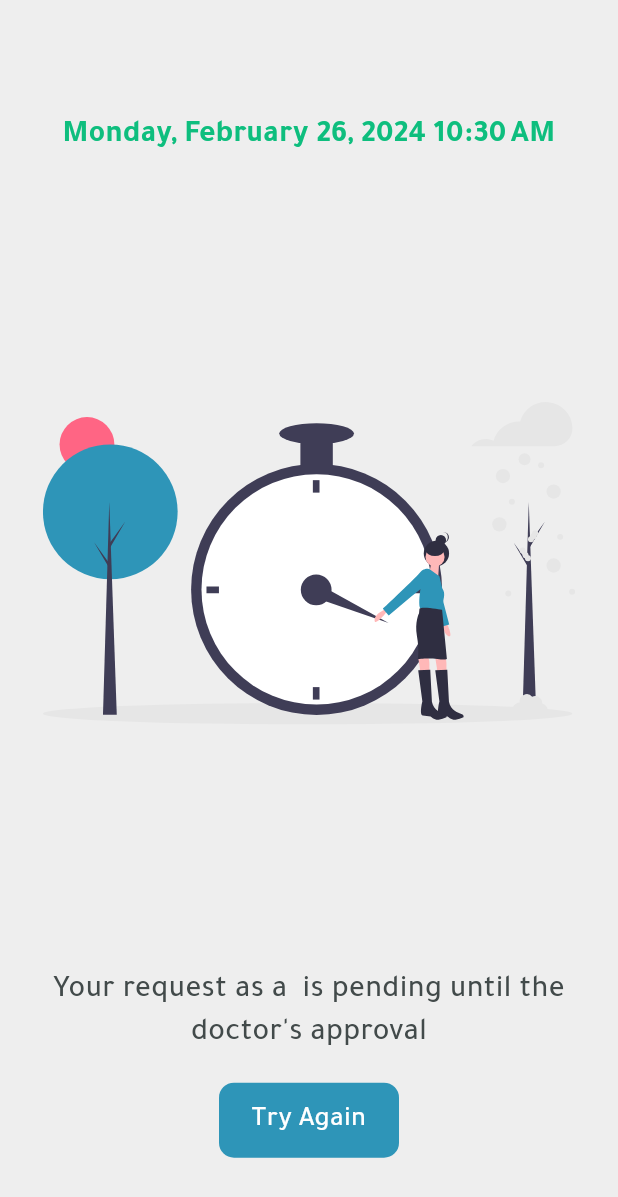
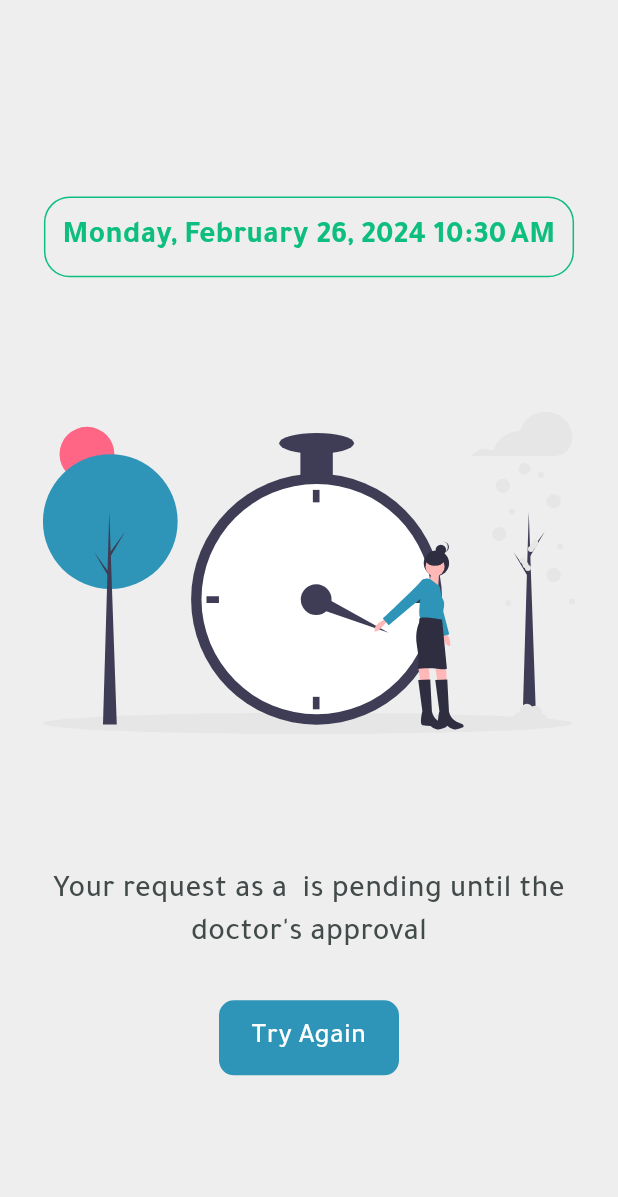
Before and after one commit to ahmednabil0/cli_tech, a Flutter app: the PendingPage screen opened directly with empty values, on a phone screen of 412 x 824 dp. Shown: the top 1197 px of the screen. Run offline on Flutter 3.47's test engine with Material 3 defaults, Android fonts, the phone set to English and light mode, and no system bars; our stand-ins replace animated_custom_dropdown, animated_splash_screen, dio, flutter_bloc, flutter_screenutil, flutter_spinkit and 5 more; missing offline and left inert: qr_code_scanner; accounts and stored records are empty; project files that could hold a hidden picture were left out.

Commit message:
ahmed finish my tasks

```diff
--- a/lib/features/auth/view/sign_up.dart
+++ b/lib/features/auth/view/sign_up.dart
@@ -273,7 +273,8 @@ class _SignUpPageState extends State<SignUpPage> {
                                 .key
                                 .currentState!
                                 .validate()) {
-                              if (widget.role == 'patient') {
+                              if (widget.role == 'patient' ||
+                                  widget.role == 'receptionist') {
                                 Navigator.of(context).pushReplacementNamed(
                                   Routes.pendingPage,
                                   arguments: widget.role,
--- a/lib/features/patient/pending_screen.dart
+++ b/lib/features/patient/pending_screen.dart
@@ -25,13 +25,28 @@ class PendingPage extends StatelessWidget {
             HSizedBox(
               he: 20.h,
             ),
-            appText(
-                txt: Jiffy.now().yMMMMEEEEdjm,
-                size: AppConstants.largeText,
-                fw: FontWeight.w600,
-                color: AppColors.primaryColor),
+            Container(
+              padding: EdgeInsets.all(10.w),
+              decoration: BoxDecoration(
+                  borderRadius: BorderRadius.circular(15.r),
+                  border: Border.all(
+                    color: AppColors.primaryColor,
+                  )),
+              child: appText(
+                  txt: Jiffy.now().yMMMMEEEEdjm,
+                  size: AppConstants.largeText,
+                  fw: FontWeight.w600,
+                  color: AppColors.primaryColor),
+            ),
+            HSizedBox(
+              he: 15.h,
+            ),
             SvgPicture.asset(
               AppConstants.pending,
+              height: 300.h,
+            ),
+            HSizedBox(
+              he: 15.h,
             ),
             appText(
               txt:
@@ -41,7 +56,7 @@ class PendingPage extends StatelessWidget {
               color: AppColors.fontColor,
             ),
             HSizedBox(
-              he: 15.h,
+              he: 25.h,
             ),
             AppButton(
               txt: 'Try Again',
```
